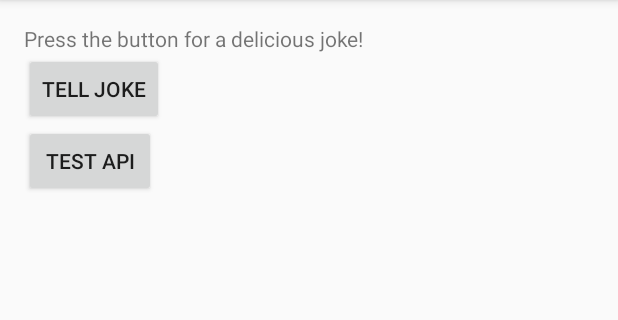
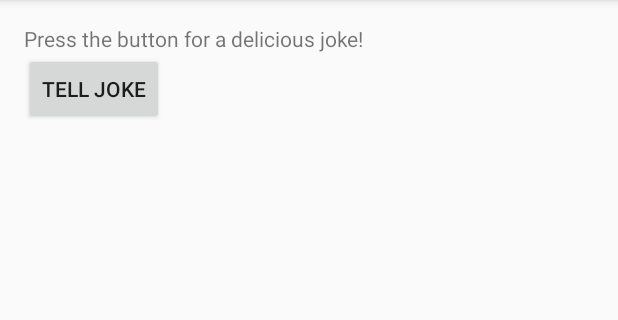
Before and after one commit to TheHamCo/Android-Build-it-Bigger, an Android app: the screen it shows after launch (MainActivity), on a phone screen of 412 x 824 dp, the part 84-404 px from its top. Run offline under Robolectric (Android 15) with nearby library versions, the phone set to English and light mode, and no system bars; our stand-ins replace AdMob.

Commit message:
feat: Configure JokeAsyncTask to deliver joke from JokeTeller

```diff
--- a/app/src/main/java/com/udacity/gradle/builditbigger/MainActivity.java
+++ b/app/src/main/java/com/udacity/gradle/builditbigger/MainActivity.java
@@ -1,18 +1,11 @@
 package com.udacity.gradle.builditbigger;
 
-import android.content.Context;
-import android.content.Intent;
 import android.os.Bundle;
-import android.support.v4.util.Pair;
 import android.support.v7.app.ActionBarActivity;
 import android.view.Menu;
 import android.view.MenuItem;
 import android.view.View;
 import android.widget.Button;
-
-import com.example.JokeTeller;
-
-import co.dijam.michael.joketellerandroid.JokeActivity;
 
 
 public class MainActivity extends ActionBarActivity {
@@ -26,17 +19,7 @@ public class MainActivity extends ActionBarActivity {
         tellJokeButton.setOnClickListener(new View.OnClickListener() {
             @Override
             public void onClick(View v) {
-                Intent jokeIntent = new Intent(MainActivity.this, JokeActivity.class);
-                jokeIntent.putExtra(JokeActivity.JOKE_EXTRA, JokeTeller.getJoke());
-                startActivity(jokeIntent);
-            }
-        });
-
-        Button testApiButton = (Button) findViewById(R.id.test_api_button);
-        testApiButton.setOnClickListener(new View.OnClickListener() {
-            @Override
-            public void onClick(View v) {
-                new JokeCloudAsyncTask().execute(new Pair<Context, String>(MainActivity.this, "Michael"));
+                new JokeCloudAsyncTask().execute(MainActivity.this);
             }
         });
     }
--- a/app/src/main/res/layout/fragment_main.xml
+++ b/app/src/main/res/layout/fragment_main.xml
@@ -21,13 +21,6 @@
         android:layout_below="@+id/instructions_text_view"
         android:text="@string/button_text" />
 
-    <Button
-        android:text="Test API"
-        android:layout_below="@id/tell_joke_button"
-        android:id="@+id/test_api_button"
-        android:layout_width="wrap_content"
-        android:layout_height="wrap_content" />
-
     <com.google.android.gms.ads.AdView
         android:id="@+id/adView"
         android:layout_width="wrap_content"
```
Also changed, not shown: app/src/main/java/com/udacity/gradle/builditbigger/JokeCloudAsyncTask.java (+11 -9 lines).
